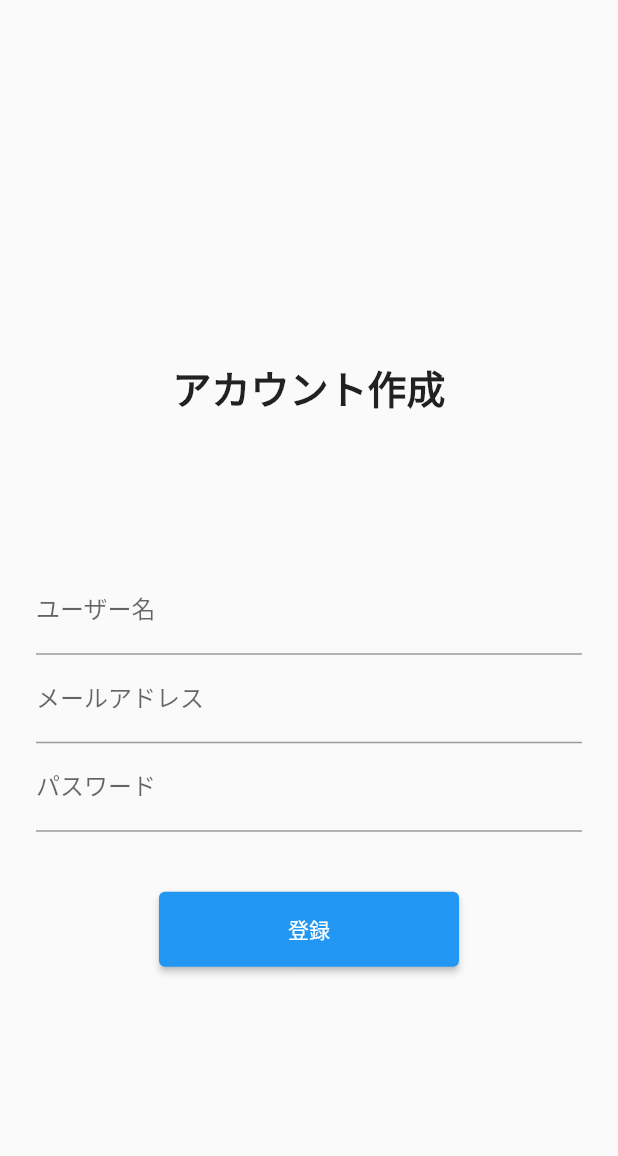
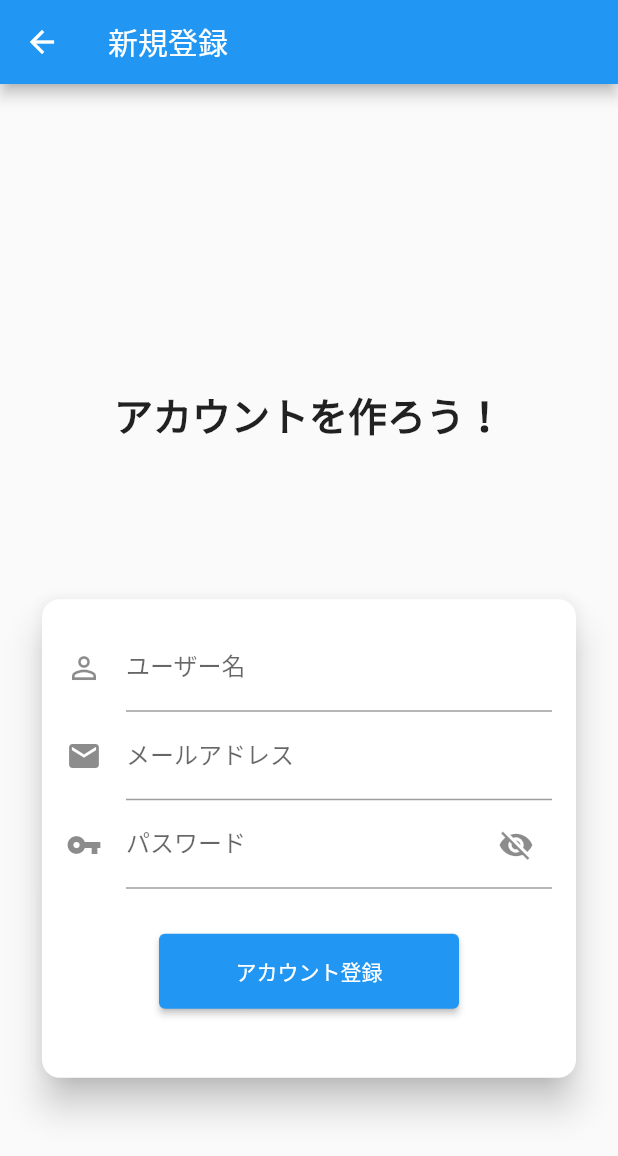
Before and after one commit to jack-app/ideathon-summer-team2, a Flutter app: the CreateAcount screen opened directly, on a phone screen of 412 x 824 dp. Shown: the top 1156 px of the screen. Run offline on Flutter 3.47's test engine with Material 2 defaults, Android fonts, the phone set to English and light mode, and no system bars.

Commit message:
UI改善

```diff
--- a/lib/login.dart
+++ b/lib/login.dart
@@ -1,49 +1,92 @@
+import 'package:flutter_application_1/main.dart';
 import 'home.dart';
 import 'package:flutter/material.dart';
-//アカウント作成画面
-class CreateAcount extends StatelessWidget {
+
+//アカウント新規登録画面
+class CreateAcount extends StatefulWidget {
+  @override
+   _CreateAcountState createState() => _CreateAcountState();
+}
+class _CreateAcountState extends State<CreateAcount> {
+  bool _isObscure = true;
+
   @override
   Widget build(BuildContext context) {
     return Scaffold(
+      appBar: AppBar(
+        leading: IconButton(
+            onPressed: () {
+              Navigator.of(context).push(
+                              MaterialPageRoute(builder: (context) {
+                                // 遷移先の画面としてホーム画面を指定
+                                return TitlePage();}),
+                              );
+            },
+            icon: Icon(Icons.arrow_back),
+            color: Colors.white,
+        ),
+        title: Text('新規登録',style: TextStyle(color:Colors.white)),
+      ),
       body: Center(
         child:Container(
           padding: EdgeInsets.all(24),
           child: Column(
             mainAxisAlignment: MainAxisAlignment.center,
-            children: <Widget>[
+            children:[
             //タイトル
               Container(
                 margin: EdgeInsets.symmetric(
                   vertical: 100.0,),
-              child:Text('アカウント作成',style: TextStyle(fontWeight: FontWeight.bold,fontSize: 26)),),
+                child:Text('アカウントを作ろう！',style: TextStyle(fontWeight: FontWeight.bold,fontSize: 26)),),
 
+              //登録フォーム
+              Card(
+                color: Colors.white,
+                shape: RoundedRectangleBorder(
+                borderRadius: BorderRadius.circular(12.0),
+                ),
+                elevation: 10.0,
+                child: Padding(
+                  padding: const EdgeInsets.all(16.0),
+                  child: Column(
+                    children: <Widget>[
                       //ユーザー入力
                       TextFormField(
-              decoration: InputDecoration(labelText: 'ユーザー名'),
+                        decoration: InputDecoration(labelText: 'ユーザー名',icon: Icon(Icons.perm_identity)),
+                        onChanged: (String value) {}
+                      ),
+                      //メールアドレス入力
+                      TextFormField(
+                        decoration: InputDecoration(labelText: 'メールアドレス',icon: Icon(Icons.email)),
                         onChanged: (String value) {
                         }
                         ),
-            //メールアドレス入力
+                      // パスワード入力
                       TextFormField(
-              decoration: InputDecoration(labelText: 'メールアドレス'),
-              onChanged: (String value) {
-              }
+                        obscureText: _isObscure,
+                        decoration: InputDecoration(
+                          labelText: 'パスワード',
+                          icon: Icon(Icons.vpn_key),
+                          suffixIcon: IconButton(
+                            icon: Icon(_isObscure ? Icons.visibility_off : Icons.visibility),
+                            onPressed: () {
+                              setState(() {
+                                _isObscure = !_isObscure;
+                              });
+                            },
+                          ),
                         ),
 
-            // パスワード入力
-            TextFormField(
-              decoration: InputDecoration(labelText: 'パスワード'),
-              obscureText: true,
                         onChanged: (String value) {
                         },
                       ),
 
                       //登録ボタン
                       Container(
-              margin: EdgeInsets.all(40),
+                        margin: EdgeInsets.all(30),
                         child:SizedBox(
-                  width: 200, //横幅
-                  height: 50, //高さ
+                          width: 200,
+                          height: 50,
                           child: ElevatedButton(
                             style: ElevatedButton.styleFrom(primary: Colors.blue,),
                             onPressed: () {
@@ -51,12 +94,17 @@ class CreateAcount extends StatelessWidget {
                               MaterialPageRoute(builder: (context) {
                                 // 遷移先の画面としてホーム画面を指定
                                 return HomePage();}),
-                    );},
-                    child: Text('登録', style: TextStyle(color: Colors.white)),
+                              );
+                            },
+                            child: Text('アカウント登録', style: TextStyle(color: Colors.white)),
                           ),
                         ),
                       ),
-            ]
+                    ],
+                  ),
+                ),
+              ),
+            ],
           ),
         ),
       ),
```
Lines whose indentation alone changed are shown as unchanged.
